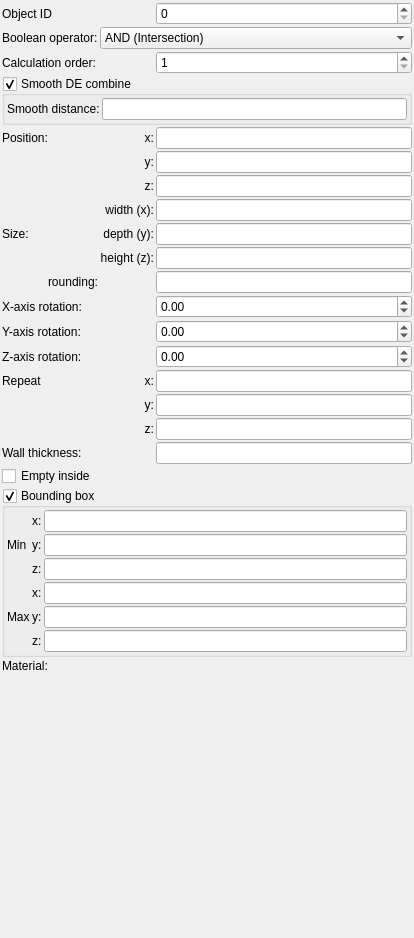
buddhi1980/mandelbulber2, file mandelbulber2/formula/ui/primitive_box.ui: the form before one commit.
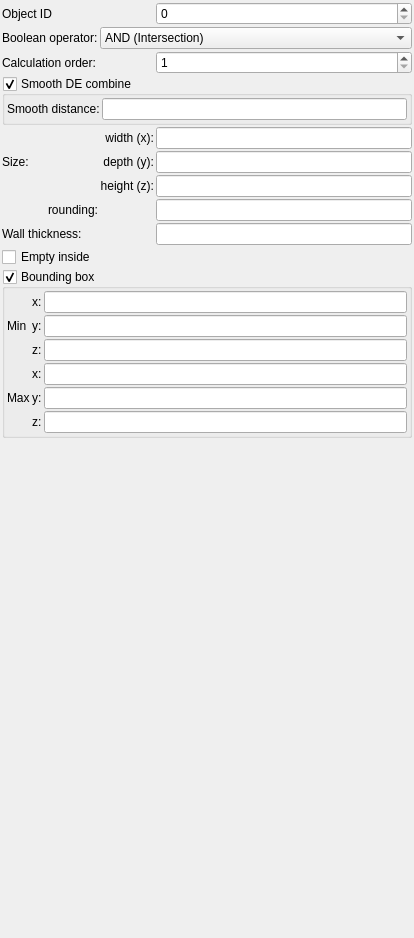
The form after the commit. Custom widgets are drawn as their Qt base class.

The edit to the form file:
```diff
--- a/mandelbulber2/formula/ui/primitive_box.ui
+++ b/mandelbulber2/formula/ui/primitive_box.ui
@@ -34,17 +34,60 @@
      <property name="spacing">
       <number>2</number>
      </property>
-     <item row="7" column="1">
-      <widget class="QLabel" name="label_14">
+     <item row="0" column="2">
+      <widget class="MySpinBox" name="spinboxInt_object_id">
+       <property name="enabled">
+        <bool>true</bool>
+       </property>
+       <property name="maximum">
+        <number>99999</number>
+       </property>
+       <property name="value">
+        <number>0</number>
+       </property>
+      </widget>
+     </item>
+     <item row="4" column="0" rowspan="3">
+      <widget class="QLabel" name="label_7">
        <property name="text">
-        <string>width (x):</string>
+        <string>Size:</string>
        </property>
-       <property name="alignment">
-        <set>Qt::AlignRight|Qt::AlignTrailing|Qt::AlignVCenter</set>
+      </widget>
+     </item>
+     <item row="0" column="0">
+      <widget class="QLabel" name="label_2">
+       <property name="text">
+        <string>Object ID</string>
        </property>
       </widget>
      </item>
-     <item row="8" column="1">
+     <item row="2" column="2">
+      <widget class="MySpinBox" name="spinboxInt_calculation_order">
+       <property name="sizePolicy">
+        <sizepolicy hsizetype="Minimum" vsizetype="Maximum">
+         <horstretch>0</horstretch>
+         <verstretch>0</verstretch>
+        </sizepolicy>
+       </property>
+       <property name="toolTip">
+        <string>&lt;html&gt;&lt;head/&gt;&lt;body&gt;&lt;p&gt;Order of calculation boolean operators. Object with lower number will be calculated first.&lt;/p&gt;&lt;/body&gt;&lt;/html&gt;</string>
+       </property>
+       <property name="minimum">
+        <number>1</number>
+       </property>
+       <property name="maximum">
+        <number>9999</number>
+       </property>
+      </widget>
+     </item>
+     <item row="9" column="0" colspan="3">
+      <widget class="MyCheckBox" name="checkBox_empty">
+       <property name="text">
+        <string>Empty inside</string>
+       </property>
+      </widget>
+     </item>
+     <item row="5" column="1">
       <widget class="QLabel" name="label_16">
        <property name="text">
         <string>depth (y):</string>
@@ -54,125 +97,7 @@
        </property>
       </widget>
      </item>
-     <item row="1" column="1" colspan="2">
-      <widget class="MyComboBox" name="comboBox_boolean_operator">
-       <property name="sizePolicy">
-        <sizepolicy hsizetype="Preferred" vsizetype="Preferred">
-         <horstretch>0</horstretch>
-         <verstretch>0</verstretch>
-        </sizepolicy>
-       </property>
-       <item>
-        <property name="text">
-         <string>AND (Intersection)</string>
-        </property>
-       </item>
-       <item>
-        <property name="text">
-         <string>OR (Union)</string>
-        </property>
-       </item>
-       <item>
-        <property name="text">
-         <string>SUB (A-B)</string>
-        </property>
-       </item>
-       <item>
-        <property name="text">
-         <string>rev SUB (B-A)</string>
-        </property>
-       </item>
-      </widget>
-     </item>
-     <item row="13" column="2">
-      <widget class="MyDoubleSpinBox" name="spinboxd3_rotation_z">
-       <property name="sizePolicy">
-        <sizepolicy hsizetype="Minimum" vsizetype="Maximum">
-         <horstretch>0</horstretch>
-         <verstretch>0</verstretch>
-        </sizepolicy>
-       </property>
-       <property name="prefix">
-        <string/>
-       </property>
-       <property name="suffix">
-        <string/>
-       </property>
-       <property name="decimals">
-        <number>2</number>
-       </property>
-       <property name="minimum">
-        <double>-36000.000000000000000</double>
-       </property>
-       <property name="maximum">
-        <double>36000.000000000000000</double>
-       </property>
-       <property name="singleStep">
-        <double>0.100000000000000</double>
-       </property>
-      </widget>
-     </item>
-     <item row="9" column="1">
-      <widget class="QLabel" name="label_17">
-       <property name="text">
-        <string>height (z):</string>
-       </property>
-       <property name="alignment">
-        <set>Qt::AlignRight|Qt::AlignTrailing|Qt::AlignVCenter</set>
-       </property>
-      </widget>
-     </item>
-     <item row="20" column="1" colspan="2">
-      <widget class="cMaterialSelector" name="materialselector_material_id" native="true">
-       <property name="sizePolicy">
-        <sizepolicy hsizetype="Preferred" vsizetype="Minimum">
-         <horstretch>0</horstretch>
-         <verstretch>0</verstretch>
-        </sizepolicy>
-       </property>
-      </widget>
-     </item>
-     <item row="17" column="2">
-      <widget class="MyLineEdit" name="logedit_wall_thickness">
-       <property name="sizePolicy">
-        <sizepolicy hsizetype="Expanding" vsizetype="Maximum">
-         <horstretch>0</horstretch>
-         <verstretch>0</verstretch>
-        </sizepolicy>
-       </property>
-      </widget>
-     </item>
-     <item row="5" column="1">
-      <widget class="QLabel" name="label_12">
-       <property name="text">
-        <string>y:</string>
-       </property>
-       <property name="alignment">
-        <set>Qt::AlignRight|Qt::AlignTrailing|Qt::AlignVCenter</set>
-       </property>
-      </widget>
-     </item>
-     <item row="16" column="2">
-      <widget class="MyLineEdit" name="vect3_repeat_z">
-       <property name="sizePolicy">
-        <sizepolicy hsizetype="Expanding" vsizetype="Maximum">
-         <horstretch>0</horstretch>
-         <verstretch>0</verstretch>
-        </sizepolicy>
-       </property>
-      </widget>
-     </item>
-     <item row="8" column="2">
-      <widget class="MyLineEdit" name="vect3_size_y">
-       <property name="sizePolicy">
-        <sizepolicy hsizetype="Expanding" vsizetype="Maximum">
-         <horstretch>0</horstretch>
-         <verstretch>0</verstretch>
-        </sizepolicy>
-       </property>
-      </widget>
-     </item>
-     <item row="19" column="0" colspan="3">
+     <item row="10" column="0" colspan="3">
       <widget class="MyGroupBox" name="groupCheck_limits_enable">
        <property name="title">
         <string>Bounding box</string>
@@ -339,251 +264,8 @@
        </layout>
       </widget>
      </item>
-     <item row="4" column="1">
-      <widget class="QLabel" name="label_11">
-       <property name="text">
-        <string>x:</string>
-       </property>
-       <property name="alignment">
-        <set>Qt::AlignRight|Qt::AlignTrailing|Qt::AlignVCenter</set>
-       </property>
-      </widget>
-     </item>
-     <item row="12" column="0">
-      <widget class="QLabel" name="label_9">
-       <property name="text">
-        <string>Y-axis rotation:</string>
-       </property>
-      </widget>
-     </item>
-     <item row="16" column="1">
-      <widget class="QLabel" name="label_repeat_z">
-       <property name="text">
-        <string>z:</string>
-       </property>
-       <property name="alignment">
-        <set>Qt::AlignRight|Qt::AlignTrailing|Qt::AlignVCenter</set>
-       </property>
-      </widget>
-     </item>
-     <item row="7" column="2">
-      <widget class="MyLineEdit" name="vect3_size_x">
-       <property name="sizePolicy">
-        <sizepolicy hsizetype="Expanding" vsizetype="Maximum">
-         <horstretch>0</horstretch>
-         <verstretch>0</verstretch>
-        </sizepolicy>
-       </property>
-      </widget>
-     </item>
-     <item row="18" column="0" colspan="3">
-      <widget class="MyCheckBox" name="checkBox_empty">
-       <property name="text">
-        <string>Empty inside</string>
-       </property>
-      </widget>
-     </item>
-     <item row="9" column="2">
-      <widget class="MyLineEdit" name="vect3_size_z">
-       <property name="sizePolicy">
-        <sizepolicy hsizetype="Expanding" vsizetype="Maximum">
-         <horstretch>0</horstretch>
-         <verstretch>0</verstretch>
-        </sizepolicy>
-       </property>
-      </widget>
-     </item>
-     <item row="15" column="2">
-      <widget class="MyLineEdit" name="vect3_repeat_y">
-       <property name="sizePolicy">
-        <sizepolicy hsizetype="Expanding" vsizetype="Maximum">
-         <horstretch>0</horstretch>
-         <verstretch>0</verstretch>
-        </sizepolicy>
-       </property>
-      </widget>
-     </item>
-     <item row="2" column="2">
-      <widget class="MySpinBox" name="spinboxInt_calculation_order">
-       <property name="sizePolicy">
-        <sizepolicy hsizetype="Minimum" vsizetype="Maximum">
-         <horstretch>0</horstretch>
-         <verstretch>0</verstretch>
-        </sizepolicy>
-       </property>
-       <property name="toolTip">
-        <string>&lt;html&gt;&lt;head/&gt;&lt;body&gt;&lt;p&gt;Order of calculation boolean operators. Object with lower number will be calculated first.&lt;/p&gt;&lt;/body&gt;&lt;/html&gt;</string>
-       </property>
-       <property name="minimum">
-        <number>1</number>
-       </property>
-       <property name="maximum">
-        <number>9999</number>
-       </property>
-      </widget>
-     </item>
-     <item row="2" column="0">
-      <widget class="QLabel" name="label_21">
-       <property name="text">
-        <string>Calculation order:</string>
-       </property>
-       <property name="wordWrap">
-        <bool>true</bool>
-       </property>
-      </widget>
-     </item>
-     <item row="5" column="2">
-      <widget class="MyLineEdit" name="vect3_position_y">
-       <property name="sizePolicy">
-        <sizepolicy hsizetype="Expanding" vsizetype="Maximum">
-         <horstretch>0</horstretch>
-         <verstretch>0</verstretch>
-        </sizepolicy>
-       </property>
-      </widget>
-     </item>
-     <item row="6" column="1">
-      <widget class="QLabel" name="label_13">
-       <property name="text">
-        <string>z:</string>
-       </property>
-       <property name="alignment">
-        <set>Qt::AlignRight|Qt::AlignTrailing|Qt::AlignVCenter</set>
-       </property>
-      </widget>
-     </item>
-     <item row="13" column="0">
-      <widget class="QLabel" name="label_15">
-       <property name="text">
-        <string>Z-axis rotation:</string>
-       </property>
-      </widget>
-     </item>
-     <item row="7" column="0" rowspan="3">
-      <widget class="QLabel" name="label_7">
-       <property name="text">
-        <string>Size:</string>
-       </property>
-      </widget>
-     </item>
-     <item row="10" column="0">
-      <widget class="QLabel" name="label_20">
-       <property name="text">
-        <string>rounding:</string>
-       </property>
-       <property name="alignment">
-        <set>Qt::AlignRight|Qt::AlignTrailing|Qt::AlignVCenter</set>
-       </property>
-      </widget>
-     </item>
-     <item row="14" column="1">
-      <widget class="QLabel" name="label_repeat_x">
-       <property name="text">
-        <string>x:</string>
-       </property>
-       <property name="alignment">
-        <set>Qt::AlignRight|Qt::AlignTrailing|Qt::AlignVCenter</set>
-       </property>
-      </widget>
-     </item>
-     <item row="1" column="0">
-      <widget class="QLabel" name="label_19">
-       <property name="text">
-        <string>Boolean operator:</string>
-       </property>
-       <property name="wordWrap">
-        <bool>true</bool>
-       </property>
-      </widget>
-     </item>
-     <item row="4" column="0">
-      <widget class="QLabel" name="label_10">
-       <property name="text">
-        <string>Position:</string>
-       </property>
-      </widget>
-     </item>
-     <item row="15" column="1">
-      <widget class="QLabel" name="label_repeat_y">
-       <property name="text">
-        <string>y:</string>
-       </property>
-       <property name="alignment">
-        <set>Qt::AlignRight|Qt::AlignTrailing|Qt::AlignVCenter</set>
-       </property>
-      </widget>
-     </item>
-     <item row="11" column="2">
-      <widget class="MyDoubleSpinBox" name="spinboxd3_rotation_x">
-       <property name="sizePolicy">
-        <sizepolicy hsizetype="Minimum" vsizetype="Maximum">
-         <horstretch>0</horstretch>
-         <verstretch>0</verstretch>
-        </sizepolicy>
-       </property>
-       <property name="prefix">
-        <string/>
-       </property>
-       <property name="suffix">
-        <string/>
-       </property>
-       <property name="decimals">
-        <number>2</number>
-       </property>
-       <property name="minimum">
-        <double>-36000.000000000000000</double>
-       </property>
-       <property name="maximum">
-        <double>36000.000000000000000</double>
-       </property>
-       <property name="singleStep">
-        <double>0.100000000000000</double>
-       </property>
-      </widget>
-     </item>
-     <item row="11" column="0">
-      <widget class="QLabel" name="label_8">
-       <property name="text">
-        <string>X-axis rotation:</string>
-       </property>
-      </widget>
-     </item>
-     <item row="20" column="0">
-      <widget class="QLabel" name="label_18">
-       <property name="text">
-        <string>Material:</string>
-       </property>
-      </widget>
-     </item>
-     <item row="14" column="0">
-      <widget class="QLabel" name="label">
-       <property name="text">
-        <string>Repeat</string>
-       </property>
-      </widget>
-     </item>
      <item row="6" column="2">
-      <widget class="MyLineEdit" name="vect3_position_z">
-       <property name="sizePolicy">
-        <sizepolicy hsizetype="Expanding" vsizetype="Maximum">
-         <horstretch>0</horstretch>
-         <verstretch>0</verstretch>
-        </sizepolicy>
-       </property>
-      </widget>
-     </item>
-     <item row="14" column="2">
-      <widget class="MyLineEdit" name="vect3_repeat_x">
-       <property name="sizePolicy">
-        <sizepolicy hsizetype="Expanding" vsizetype="Maximum">
-         <horstretch>0</horstretch>
-         <verstretch>0</verstretch>
-        </sizepolicy>
-       </property>
-      </widget>
-     </item>
-     <item row="4" column="2">
-      <widget class="MyLineEdit" name="vect3_position_x">
+      <widget class="MyLineEdit" name="vect3_size_z">
        <property name="sizePolicy">
         <sizepolicy hsizetype="Expanding" vsizetype="Maximum">
          <horstretch>0</horstretch>
@@ -639,43 +321,115 @@
        </layout>
       </widget>
      </item>
-     <item row="17" column="0">
+     <item row="7" column="0">
+      <widget class="QLabel" name="label_20">
+       <property name="text">
+        <string>rounding:</string>
+       </property>
+       <property name="alignment">
+        <set>Qt::AlignRight|Qt::AlignTrailing|Qt::AlignVCenter</set>
+       </property>
+      </widget>
+     </item>
+     <item row="5" column="2">
+      <widget class="MyLineEdit" name="vect3_size_y">
+       <property name="sizePolicy">
+        <sizepolicy hsizetype="Expanding" vsizetype="Maximum">
+         <horstretch>0</horstretch>
+         <verstretch>0</verstretch>
+        </sizepolicy>
+       </property>
+      </widget>
+     </item>
+     <item row="2" column="0">
+      <widget class="QLabel" name="label_21">
+       <property name="text">
+        <string>Calculation order:</string>
+       </property>
+       <property name="wordWrap">
+        <bool>true</bool>
+       </property>
+      </widget>
+     </item>
+     <item row="4" column="1">
+      <widget class="QLabel" name="label_14">
+       <property name="text">
+        <string>width (x):</string>
+       </property>
+       <property name="alignment">
+        <set>Qt::AlignRight|Qt::AlignTrailing|Qt::AlignVCenter</set>
+       </property>
+      </widget>
+     </item>
+     <item row="7" column="2">
+      <widget class="MyLineEdit" name="logedit_rounding">
+       <property name="sizePolicy">
+        <sizepolicy hsizetype="Expanding" vsizetype="Maximum">
+         <horstretch>0</horstretch>
+         <verstretch>0</verstretch>
+        </sizepolicy>
+       </property>
+      </widget>
+     </item>
+     <item row="1" column="0">
+      <widget class="QLabel" name="label_19">
+       <property name="text">
+        <string>Boolean operator:</string>
+       </property>
+       <property name="wordWrap">
+        <bool>true</bool>
+       </property>
+      </widget>
+     </item>
+     <item row="8" column="2">
+      <widget class="MyLineEdit" name="logedit_wall_thickness">
+       <property name="sizePolicy">
+        <sizepolicy hsizetype="Expanding" vsizetype="Maximum">
+         <horstretch>0</horstretch>
+         <verstretch>0</verstretch>
+        </sizepolicy>
+       </property>
+      </widget>
+     </item>
+     <item row="8" column="0">
       <widget class="QLabel" name="label_3">
        <property name="text">
         <string>Wall thickness:</string>
        </property>
       </widget>
      </item>
-     <item row="12" column="2">
-      <widget class="MyDoubleSpinBox" name="spinboxd3_rotation_y">
+     <item row="1" column="1" colspan="2">
+      <widget class="MyComboBox" name="comboBox_boolean_operator">
        <property name="sizePolicy">
-        <sizepolicy hsizetype="Minimum" vsizetype="Maximum">
+        <sizepolicy hsizetype="Preferred" vsizetype="Preferred">
          <horstretch>0</horstretch>
          <verstretch>0</verstretch>
         </sizepolicy>
        </property>
-       <property name="prefix">
-        <string/>
-       </property>
-       <property name="suffix">
-        <string/>
-       </property>
-       <property name="decimals">
-        <number>2</number>
-       </property>
-       <property name="minimum">
-        <double>-36000.000000000000000</double>
-       </property>
-       <property name="maximum">
-        <double>36000.000000000000000</double>
-       </property>
-       <property name="singleStep">
-        <double>0.100000000000000</double>
-       </property>
+       <item>
+        <property name="text">
+         <string>AND (Intersection)</string>
+        </property>
+       </item>
+       <item>
+        <property name="text">
+         <string>OR (Union)</string>
+        </property>
+       </item>
+       <item>
+        <property name="text">
+         <string>SUB (A-B)</string>
+        </property>
+       </item>
+       <item>
+        <property name="text">
+         <string>rev SUB (B-A)</string>
+        </property>
+       </item>
       </widget>
      </item>
-     <item row="10" column="2">
-      <widget class="MyLineEdit" name="logedit_rounding">
+     <item row="4" column="2">
+      <widget class="MyLineEdit" name="vect3_size_x">
        <property name="sizePolicy">
         <sizepolicy hsizetype="Expanding" vsizetype="Maximum">
          <horstretch>0</horstretch>
@@ -684,23 +438,13 @@
        </property>
       </widget>
      </item>
-     <item row="0" column="0">
-      <widget class="QLabel" name="label_2">
+     <item row="6" column="1">
+      <widget class="QLabel" name="label_17">
        <property name="text">
-        <string>Object ID</string>
+        <string>height (z):</string>
        </property>
-      </widget>
-     </item>
-     <item row="0" column="2">
-      <widget class="MySpinBox" name="spinboxInt_object_id">
-       <property name="enabled">
-        <bool>true</bool>
-       </property>
-       <property name="maximum">
-        <number>99999</number>
-       </property>
-       <property name="value">
-        <number>0</number>
+       <property name="alignment">
+        <set>Qt::AlignRight|Qt::AlignTrailing|Qt::AlignVCenter</set>
        </property>
       </widget>
      </item>
@@ -722,27 +466,11 @@
   </layout>
  </widget>
  <customwidgets>
-  <customwidget>
-   <class>MyDoubleSpinBox</class>
-   <extends>QDoubleSpinBox</extends>
-   <header>my_double_spin_box.h</header>
-  </customwidget>
-  <customwidget>
-   <class>MyCheckBox</class>
-   <extends>QCheckBox</extends>
-   <header>my_check_box.h</header>
-  </customwidget>
   <customwidget>
    <class>MyLineEdit</class>
    <extends>QLineEdit</extends>
    <header>my_line_edit.h</header>
   </customwidget>
-  <customwidget>
-   <class>cMaterialSelector</class>
-   <extends>QWidget</extends>
-   <header>material_selector.h</header>
-   <container>1</container>
-  </customwidget>
   <customwidget>
    <class>MyComboBox</class>
    <extends>QComboBox</extends>
@@ -759,6 +487,11 @@
    <header>my_group_box.h</header>
    <container>1</container>
   </customwidget>
+  <customwidget>
+   <class>MyCheckBox</class>
+   <extends>QCheckBox</extends>
+   <header>my_check_box.h</header>
+  </customwidget>
  </customwidgets>
  <tabstops>
   <tabstop>vect3_position_x</tabstop>
```
Left out of the diff: 9 changed lines with no effect on the pictures.
